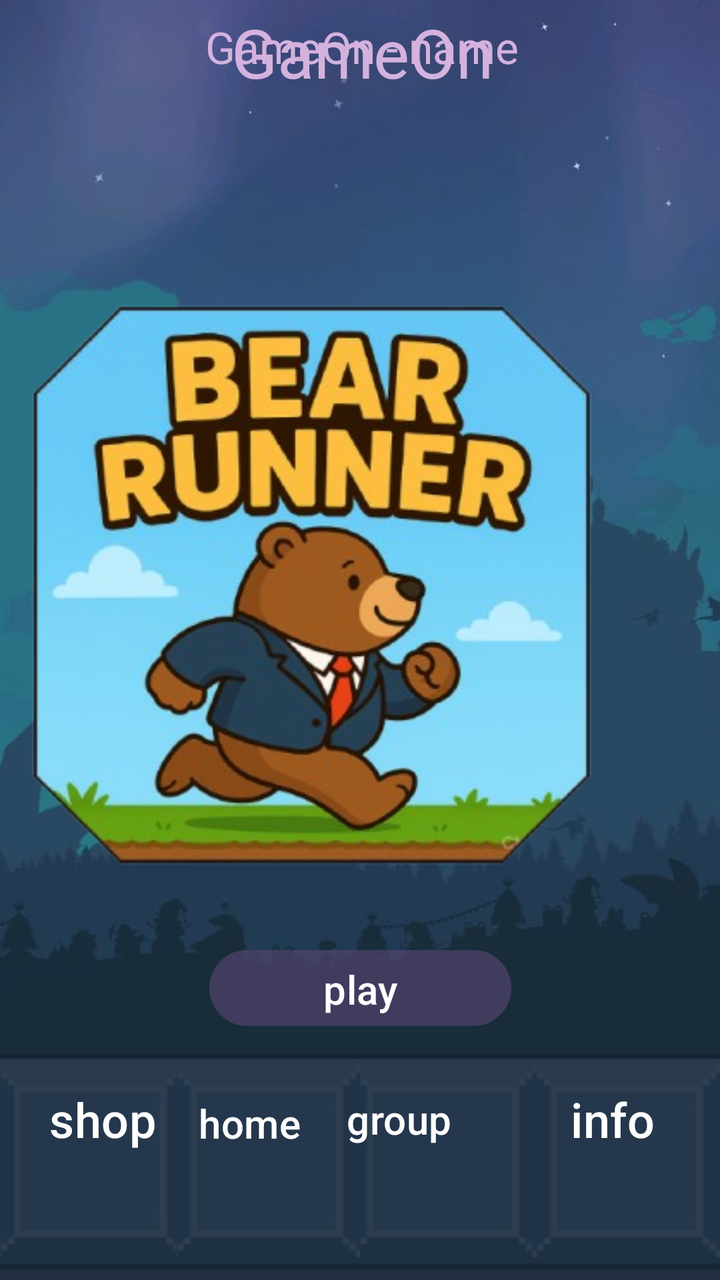
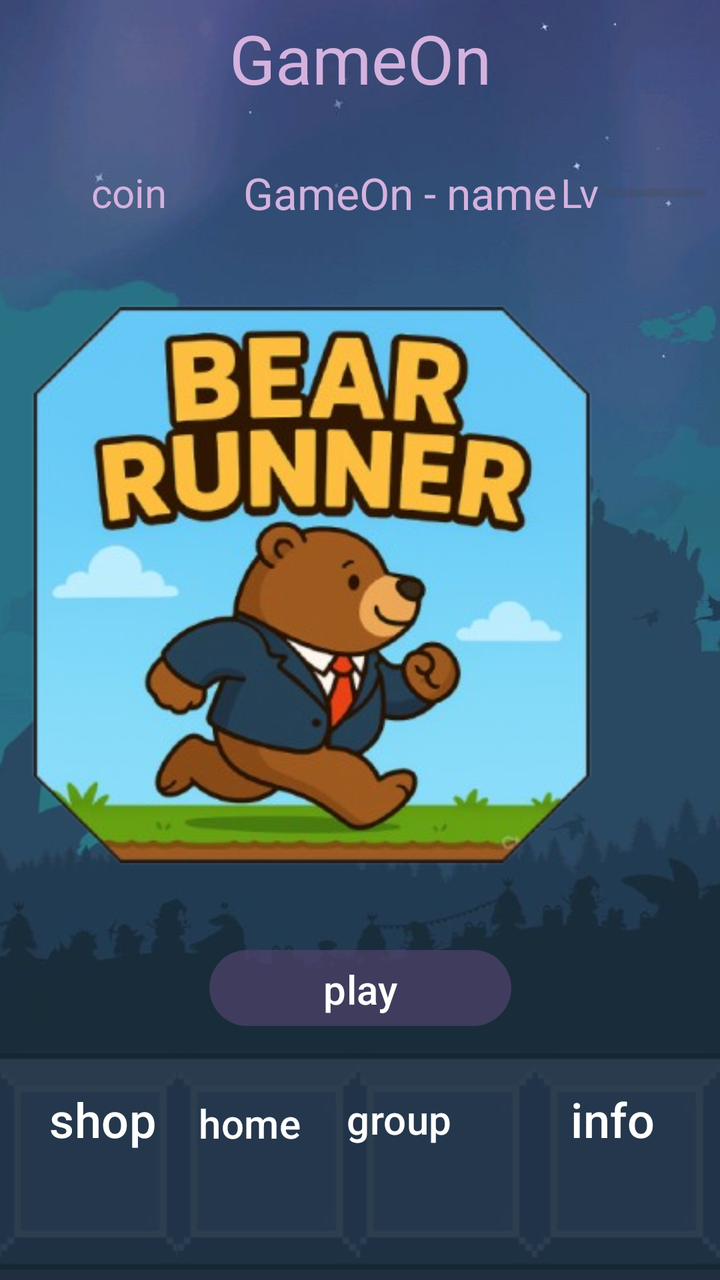

An Android layout rendered at two revisions. The XML below is the earlier revision; the diff shows what the commit changed to produce the second picture.
<!-- AndroidManifest.xml: application theme Theme.GamesPlatform -->
<!-- res/layout/activity_main.xml -->
<?xml version="1.0" encoding="utf-8"?>
<androidx.constraintlayout.widget.ConstraintLayout xmlns:android="http://schemas.android.com/apk/res/android"
    xmlns:app="http://schemas.android.com/apk/res-auto"
    xmlns:tools="http://schemas.android.com/tools"
    android:id="@+id/main"
    android:layout_width="match_parent"
    android:layout_height="match_parent"
    android:background="@drawable/background1_1"
    tools:context=".screens.MainActivity">

    <Button
        android:id="@+id/btn_main_group"
        android:layout_width="107dp"
        android:layout_height="153dp"
        android:layout_marginBottom="4dp"
        android:backgroundTint="#00FFFFFF"
        android:text="group"
        android:textSize="20sp"
        app:layout_constraintBottom_toBottomOf="parent"
        app:layout_constraintEnd_toStartOf="@+id/btn_main_info" />

    <Button
        android:id="@+id/btn_main_home"
        android:layout_width="102dp"
        android:layout_height="157dp"
        android:backgroundTint="#00FFFFFF"
        android:text="home"
        android:textSize="20sp"
        app:layout_constraintBottom_toBottomOf="parent"
        app:layout_constraintEnd_toStartOf="@+id/btn_main_group"
        app:layout_constraintStart_toEndOf="@+id/btn_main_shop" />

    <Button
        android:id="@+id/btn_main_info"
        android:layout_width="107dp"
        android:layout_height="153dp"
        android:layout_marginBottom="4dp"
        android:backgroundTint="#00FFFFFF"
        android:text="info"
        android:textSize="24sp"
        app:layout_constraintBottom_toBottomOf="parent"
        app:layout_constraintEnd_toEndOf="parent"
        app:layout_constraintHorizontal_bias="1.0"
         app:layout_constraintStart_toStartOf="parent" />

    <Button
        android:id="@+id/btn_main_shop"
        android:layout_width="103dp"
        android:layout_height="153dp"
        android:layout_marginBottom="4dp"
        android:backgroundTint="#00FFFFFF"
        android:text="shop"
        android:textSize="24sp"
        app:layout_constraintBottom_toBottomOf="parent"
        app:layout_constraintStart_toStartOf="parent" />

    <ImageView
        android:id="@+id/imageView3"
        android:layout_width="409dp"
        android:layout_height="481dp"
        app:layout_constraintBottom_toBottomOf="parent"
        app:layout_constraintEnd_toEndOf="parent"
        app:layout_constraintHorizontal_bias="1.0"
        app:layout_constraintStart_toStartOf="parent"
        app:layout_constraintTop_toTopOf="parent"
        app:layout_constraintVertical_bias="0.328"
        app:srcCompat="@drawable/bear_runner_logo" />

    <Button
        android:id="@+id/button9"
        android:layout_width="151dp"
        android:layout_height="46dp"
        android:backgroundTint="#6E51446E"
        android:text="play"
        android:textSize="20sp"
        app:layout_constraintBottom_toBottomOf="@+id/imageView3"
        app:layout_constraintEnd_toEndOf="parent"
        app:layout_constraintStart_toStartOf="parent"
        app:layout_constraintTop_toTopOf="@+id/imageView3"
        app:layout_constraintVertical_bias="0.963" />

    <Button
        android:id="@+id/play_button"
        android:layout_width="210dp"
        android:layout_height="64dp"
        android:background="#49000000"
        android:backgroundTint="#0D0C0C"
        android:text="play"
        android:textSize="24sp"
        app:layout_constraintBottom_toTopOf="@+id/btn_main_home"
        app:layout_constraintEnd_toEndOf="parent"
        app:layout_constraintHorizontal_bias="0.497"
        app:layout_constraintStart_toStartOf="parent"
        app:layout_constraintTop_toBottomOf="@+id/imageView3"
        app:layout_constraintVertical_bias="0.0" />

    <TextView
        android:id="@+id/textView3"
        android:layout_width="386dp"
        android:layout_height="58dp"
        android:gravity="center"
        android:text="GameOn"
        android:textColor="#D4B2DE"
        android:textSize="34sp"
        app:layout_constraintBottom_toTopOf="@+id/imageView3"
        app:layout_constraintEnd_toEndOf="parent"
        app:layout_constraintHorizontal_bias="0.48"
        app:layout_constraintStart_toStartOf="parent"
        app:layout_constraintTop_toTopOf="parent"
        app:layout_constraintVertical_bias="0.597"
        tools:ignore="MissingConstraints" />

    <TextView
        android:id="@+id/tv_main_nick_name"
        android:layout_width="386dp"
        android:layout_height="58dp"
        android:gravity="center"
        android:text="GameOn - name"
        android:textColor="#D4B2DE"
        android:textSize="22sp"
        app:layout_constraintBottom_toTopOf="@+id/imageView3"
        app:layout_constraintEnd_toEndOf="parent"
        app:layout_constraintHorizontal_bias="0.48"
        app:layout_constraintStart_toStartOf="parent"
        app:layout_constraintTop_toTopOf="parent"
        app:layout_constraintVertical_bias="1.0"
        tools:ignore="MissingConstraints" />

    <Button
        android:id="@+id/btn_main_logout"
        android:layout_width="71dp"
        android:layout_height="57dp"
        android:layout_marginTop="32dp"
        android:layout_marginBottom="56dp"
        android:backgroundTint="#3A4059"
        android:text="logout"
        app:layout_constraintBottom_toTopOf="@+id/imageView3"
        app:layout_constraintEnd_toEndOf="parent"
        app:layout_constraintHorizontal_bias="0.035"
        app:layout_constraintStart_toStartOf="parent"
        app:layout_constraintTop_toTopOf="parent"
        app:layout_constraintVertical_bias="0.0" />

</androidx.constraintlayout.widget.ConstraintLayout>
<!-- resources referenced by this layout -->
<resources>
  <!-- drawable background1_1: png bitmap (drawable, 386103 bytes) -->
  <!-- drawable bear_runner_logo: png bitmap (drawable, 190487 bytes) -->
  <style name="Theme.GamesPlatform" parent="Base.Theme.GamesPlatform" />
  <style name="Base.Theme.GamesPlatform" parent="Theme.Material3.DayNight.NoActionBar">
          
          
      </style>
</resources>

<!-- the commit's change to res/layout/activity_main.xml (unified diff, before → after) -->
@@ -67,7 +67,7 @@
         app:srcCompat="@drawable/bear_runner_logo" />
 
     <Button
-        android:id="@+id/button9"
+        android:id="@+id/play_snake_button"
         android:layout_width="151dp"
         android:layout_height="46dp"
         android:backgroundTint="#6E51446E"
@@ -94,37 +94,88 @@
         app:layout_constraintTop_toBottomOf="@+id/imageView3"
         app:layout_constraintVertical_bias="0.0" />
 
-    <TextView
-        android:id="@+id/textView3"
-        android:layout_width="386dp"
-        android:layout_height="58dp"
-        android:gravity="center"
-        android:text="GameOn"
-        android:textColor="#D4B2DE"
-        android:textSize="34sp"
-        app:layout_constraintBottom_toTopOf="@+id/imageView3"
-        app:layout_constraintEnd_toEndOf="parent"
-        app:layout_constraintHorizontal_bias="0.48"
-        app:layout_constraintStart_toStartOf="parent"
-        app:layout_constraintTop_toTopOf="parent"
-        app:layout_constraintVertical_bias="0.597"
-        tools:ignore="MissingConstraints" />
+    <LinearLayout
+        android:layout_width="match_parent"
+        android:layout_height="match_parent"
+        android:orientation="vertical">
 
-    <TextView
-        android:id="@+id/tv_main_nick_name"
-        android:layout_width="386dp"
-        android:layout_height="58dp"
-        android:gravity="center"
-        android:text="GameOn - name"
-        android:textColor="#D4B2DE"
-        android:textSize="22sp"
-        app:layout_constraintBottom_toTopOf="@+id/imageView3"
-        app:layout_constraintEnd_toEndOf="parent"
-        app:layout_constraintHorizontal_bias="0.48"
-        app:layout_constraintStart_toStartOf="parent"
-        app:layout_constraintTop_toTopOf="parent"
-        app:layout_constraintVertical_bias="1.0"
-        tools:ignore="MissingConstraints" />
+        <TextView
+            android:id="@+id/textView3"
+            android:layout_width="386dp"
+            android:layout_height="58dp"
+            android:layout_gravity="center"
+            android:gravity="center"
+            android:text="GameOn"
+            android:textColor="#D4B2DE"
+            android:textSize="34sp"
+            tools:ignore="MissingConstraints" />
+
+        <LinearLayout
+            android:layout_width="match_parent"
+            android:layout_height="77dp"
+            android:orientation="horizontal">
+
+            <TextView
+                android:id="@+id/textView9"
+                android:layout_width="wrap_content"
+                android:layout_height="wrap_content"
+                android:layout_weight="1"
+                android:text=" " />
+
+            <TextView
+                android:id="@+id/coins"
+                android:layout_width="111dp"
+                android:layout_height="40dp"
+                android:layout_gravity="center"
+                android:layout_weight="1"
+                android:gravity="center"
+                android:text="coin"
+                android:textColor="#D4B2DE"
+                android:textSize="20sp"/>
+
+            <TextView
+                android:id="@+id/tv_main_nick_name"
+                android:layout_width="wrap_content"
+                android:layout_height="41dp"
+                android:layout_gravity="center"
+                android:gravity="center"
+                android:text="GameOn - name"
+                android:textColor="#D4B2DE"
+                android:textSize="22sp"
+                tools:ignore="MissingConstraints" />
+
+            <TextView
+                android:id="@+id/tv_main_level"
+                android:layout_width="wrap_content"
+                android:layout_height="52dp"
+                android:layout_gravity="center"
+                android:layout_weight="1"
+                android:gravity="center"
+                android:text="Lv"
+                android:textColor="#D4B2DE"
+                android:textSize="20sp"/>
+
+            <ProgressBar
+                android:id="@+id/expProgressBar"
+                style="@style/Widget.AppCompat.ProgressBar.Horizontal"
+                android:layout_width="wrap_content"
+                android:layout_height="65dp"
+                android:layout_gravity="center"
+                android:layout_weight="1"
+                android:outlineAmbientShadowColor="#D4B2DE"
+                android:outlineSpotShadowColor="#D4B2DE"
+                android:progressTint="#D4B2DE" />
+
+            <TextView
+                android:id="@+id/textView8"
+                android:layout_width="wrap_content"
+                android:layout_height="wrap_content"
+                android:layout_weight="1"
+                android:text=" " />
+
+        </LinearLayout>
+
+    </LinearLayout>
 
     <Button
         android:id="@+id/btn_main_logout"
@@ -134,11 +185,13 @@
         android:layout_marginBottom="56dp"
         android:backgroundTint="#3A4059"
         android:text="logout"
+        android:visibility="gone"
         app:layout_constraintBottom_toTopOf="@+id/imageView3"
         app:layout_constraintEnd_toEndOf="parent"
         app:layout_constraintHorizontal_bias="0.035"
         app:layout_constraintStart_toStartOf="parent"
         app:layout_constraintTop_toTopOf="parent"
-        app:layout_constraintVertical_bias="0.0" />
+        app:layout_constraintVertical_bias="0.0"
+        tools:visibility="gone" />
 
 </androidx.constraintlayout.widget.ConstraintLayout>
